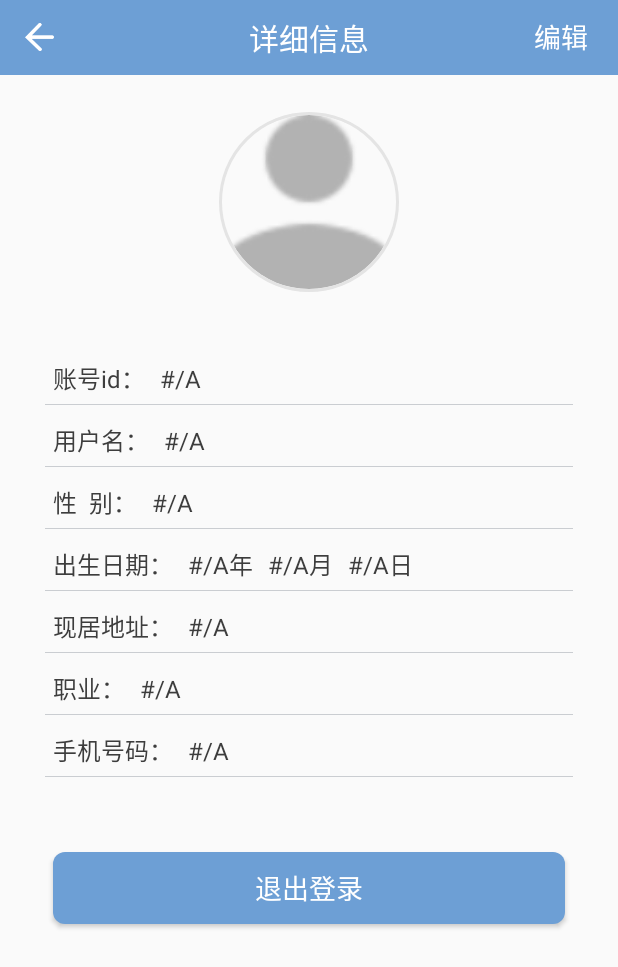
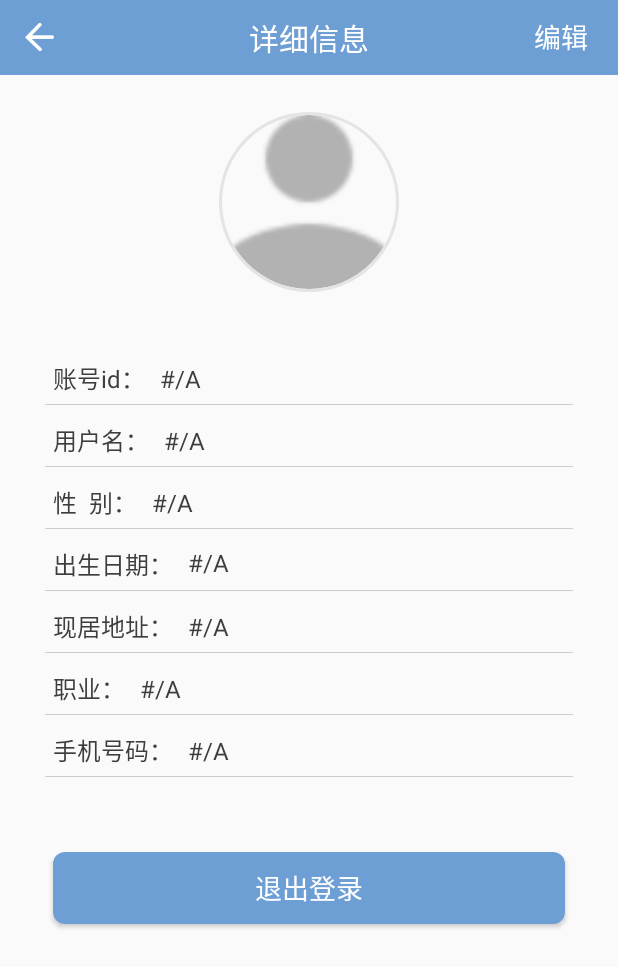
Before and after one commit to Rannver/LoginUserDemo2, an Android app: the PersonInfoDetaiActivity screen opened directly, with no data from a screen before it, on a phone screen of 412 x 824 dp. Shown: the top 967 px of the screen. Run offline under Robolectric (Android 15) with nearby library versions, the phone set to English and light mode, and no system bars; our stand-ins replace ButterKnife, CircleImageView; 1 statement that could not run was skipped.

Commit message:
Add PersonInformation Detail

```diff
--- a/app/build.gradle
+++ b/app/build.gradle
@@ -30,4 +30,6 @@ dependencies {
     compile 'com.jakewharton:butterknife:8.4.0'
     apt 'com.jakewharton:butterknife-compiler:8.4.0'
     compile 'com.android.support:recyclerview-v7:25.1.0'
+    compile 'org.litepal.android:core:1.4.1'
+    compile 'com.google.code.gson:gson:2.8.0'
 }
--- a/app/src/main/java/com/example/rannver/loginuserdemo/UI/PersonInfoDetaiActivity.java
+++ b/app/src/main/java/com/example/rannver/loginuserdemo/UI/PersonInfoDetaiActivity.java
@@ -33,10 +33,6 @@ public class PersonInfoDetaiActivity extends AppCompatActivity {
     TextView tvInfoDetaiSex;
     @BindView(R.id.tv_info_detai_year)
     TextView tvInfoDetaiYear;
-    @BindView(R.id.tv_info_detai_month)
-    TextView tvInfoDetaiMonth;
-    @BindView(R.id.tv_info_detai_day)
-    TextView tvInfoDetaiDay;
     @BindView(R.id.tv_info_detai_address)
     TextView tvInfoDetaiAddress;
     @BindView(R.id.tv_info_detai_job)
--- a/app/src/main/res/layout/person_info_detai_activity.xml
+++ b/app/src/main/res/layout/person_info_detai_activity.xml
@@ -213,43 +213,6 @@
                         android:textSize="16sp"
                         android:layout_marginLeft="10dp"
                         />
-                    <TextView
-                        android:layout_width="wrap_content"
-                        android:layout_height="wrap_content"
-                        android:text="年"
-                        android:textColor="#3d3d3d"
-                        android:textSize="16sp" />
-                    <TextView
-                        android:layout_width="wrap_content"
-                        android:layout_height="wrap_content"
-                        android:id="@+id/tv_info_detai_month"
-                        android:text="#/A"
-                        android:textColor="#3d3d3d"
-                        android:textSize="16sp"
-                        android:layout_marginLeft="10dp"
-                        />
-                    <TextView
-                        android:layout_width="wrap_content"
-                        android:layout_height="wrap_content"
-                        android:text="月"
-                        android:textColor="#3d3d3d"
-                        android:textSize="16sp" />
-                    <TextView
-                        android:layout_width="wrap_content"
-                        android:layout_height="wrap_content"
-                        android:id="@+id/tv_info_detai_day"
-                        android:text="#/A"
-                        android:textColor="#3d3d3d"
-                        android:textSize="16sp"
-                        android:layout_marginLeft="10dp"
-                        />
-
-                    <TextView
-                        android:layout_width="wrap_content"
-                        android:layout_height="wrap_content"
-                        android:text="日"
-                        android:textColor="#3d3d3d"
-                        android:textSize="16sp" />
 
 
                 </LinearLayout>
```
Also changed, not shown: app/src/main/res/layout/friend_info_detail_activity.xml (+0 -38 lines).
